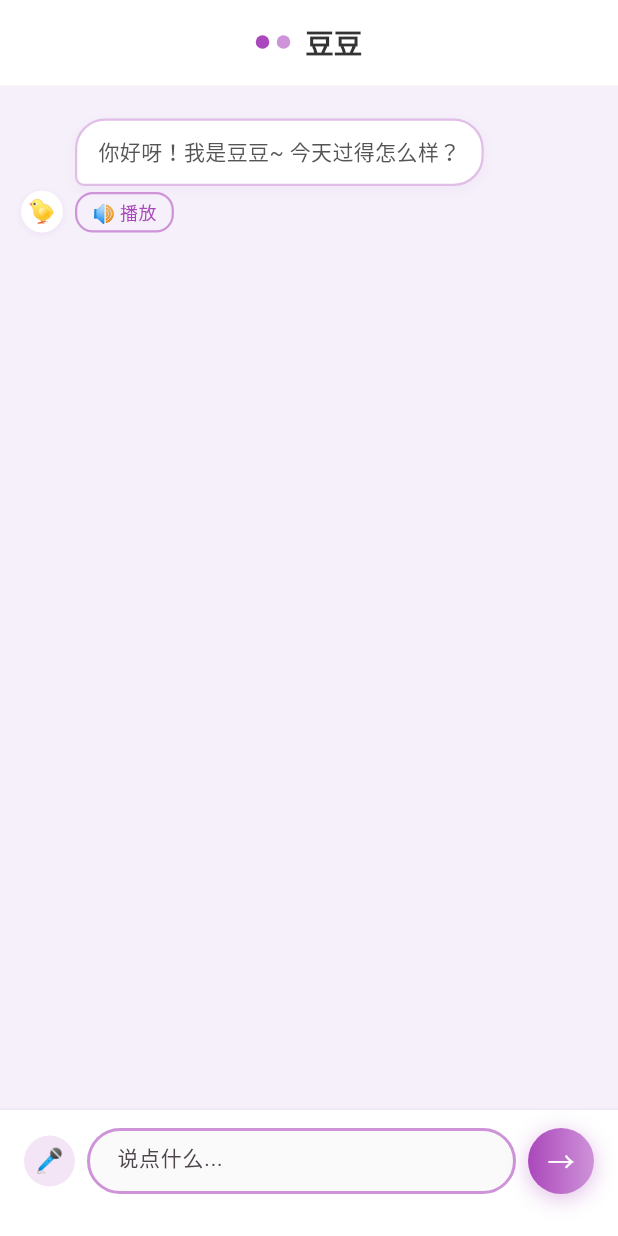
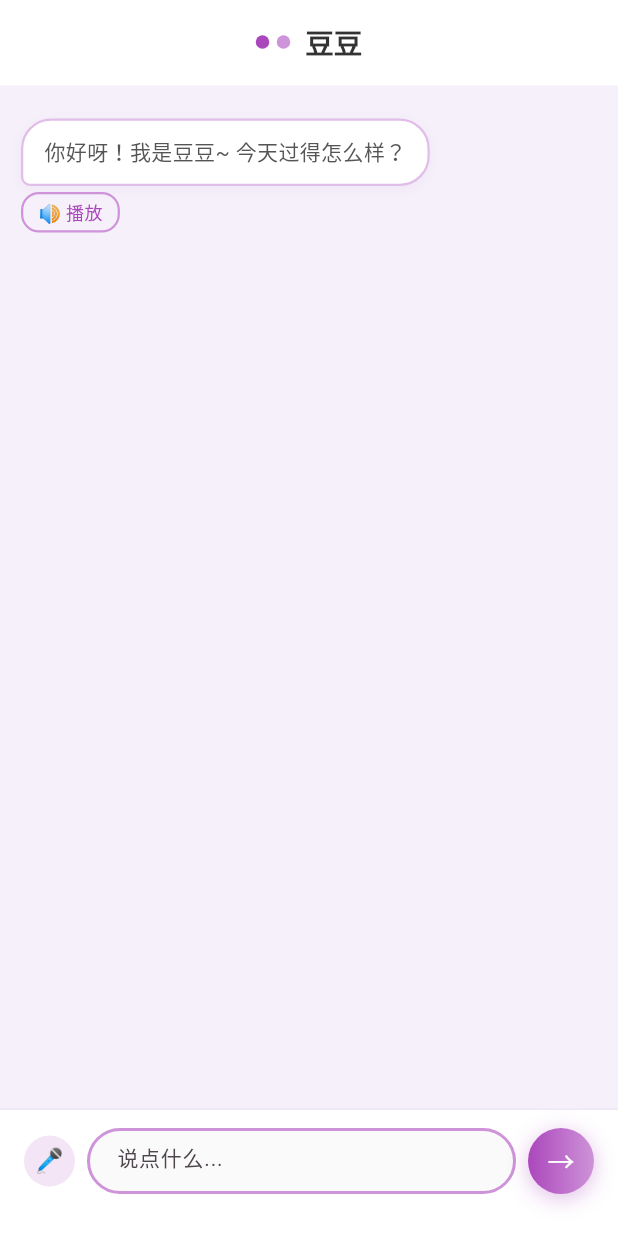
Before and after one commit to HuangJuzi/tangxiaodou, a Flutter app: the screen it shows after launch, after a tap on an icon or button, on a phone screen of 412 x 824 dp. Run offline on Flutter 3.47's test engine with Material 3 defaults, Android fonts, the phone set to English and light mode, and no system bars; our stand-ins replace audioplayers, permission_handler; missing offline and left inert: record.

Commit message:
refactor: remove avatars from chat bubbles and all avatar-related code
Co-Authored-By: Claude Opus 4.7 <noreply@anthropic.com>

```diff
--- a/lib/screens/chat_screen.dart
+++ b/lib/screens/chat_screen.dart
@@ -6,7 +6,6 @@ import 'package:record/record.dart';
 import 'package:permission_handler/permission_handler.dart';
 import 'package:audioplayers/audioplayers.dart';
 import 'package:path_provider/path_provider.dart';
-import 'package:image_picker/image_picker.dart';
 import '../models/message.dart';
 import '../theme.dart';
 import '../services/llm_service.dart';
@@ -37,9 +36,6 @@ class _ChatScreenState extends State<ChatScreen> {
   bool _isProcessingVoice = false;
   String? _playingMessageId;
   bool _isTextMode = false;
-  String? _userAvatarPath;
-  String? _aiAvatarPath;
-  final _imagePicker = ImagePicker();
   final _pendingText = StringBuffer();
   final List<_TtsJob> _ttsQueue = [];
   int _ttsGen = 0;
@@ -62,7 +58,6 @@ class _ChatScreenState extends State<ChatScreen> {
         ));
       }
     });
-    _loadAvatars();
   }
 
   @override
@@ -112,72 +107,7 @@ class _ChatScreenState extends State<ChatScreen> {
     await File(await _messagesPath).writeAsString(json);
   }
 
-  Future<String> get _avatarConfigPath async {
-    final dir = await getApplicationDocumentsDirectory();
-    return '${dir.path}/avatar_config.json';
-  }
 
-  Future<void> _loadAvatars() async {
-    try {
-      final file = File(await _avatarConfigPath);
-      if (!await file.exists()) return;
-      final cfg = jsonDecode(await file.readAsString()) as Map<String, dynamic>;
-      setState(() {
-        _userAvatarPath = cfg['user'] as String?;
-        _aiAvatarPath = cfg['ai'] as String?;
-      });
-    } on FormatException {
-      // ignore
-    }
-  }
-
-  Future<void> _saveAvatarConfig() async {
-    final cfg = {
-      'user': _userAvatarPath,
-      'ai': _aiAvatarPath,
-    };
-    await File(await _avatarConfigPath).writeAsString(jsonEncode(cfg));
-  }
-
-  Future<void> _pickAvatar(bool isUser) async {
-    final source = await showModalBottomSheet<ImageSource>(
-      context: context,
-      builder: (_) => SafeArea(
-        child: Wrap(
-          children: [
-            ListTile(
-              leading: const Icon(Icons.photo_library),
-              title: const Text('从相册选择'),
-              onTap: () => Navigator.pop(context, ImageSource.gallery),
-            ),
-            ListTile(
-              leading: const Icon(Icons.camera_alt),
-              title: const Text('拍照'),
-              onTap: () => Navigator.pop(context, ImageSource.camera),
-            ),
-          ],
-        ),
-      ),
-    );
-    if (source == null) return;
-
-    final picked = await _imagePicker.pickImage(source: source, imageQuality: 80);
-    if (picked == null) return;
-
-    final dir = await getApplicationDocumentsDirectory();
-    final destName = isUser ? 'user.png' : 'ai.png';
-    final destPath = '${dir.path}/$destName';
-    await File(picked.path).copy(destPath);
-
-    setState(() {
-      if (isUser) {
-        _userAvatarPath = destPath;
-      } else {
-        _aiAvatarPath = destPath;
-      }
-    });
-    _saveAvatarConfig();
-  }
 
   Future<void> _sendMessage(String text) async {
     setState(() {
@@ -382,9 +312,6 @@ class _ChatScreenState extends State<ChatScreen> {
                   }
                 },
                 playingMessageId: _playingMessageId,
-                userAvatarPath: _userAvatarPath,
-                aiAvatarPath: _aiAvatarPath,
-                onAvatarLongPress: (isUser) => _pickAvatar(isUser),
               ),
             ),
           ),
--- a/lib/widgets/chat_bubble.dart
+++ b/lib/widgets/chat_bubble.dart
@@ -1,24 +1,17 @@
 import 'package:flutter/material.dart';
 import '../models/message.dart';
 import '../theme.dart';
-import 'avatar_widget.dart';
 import 'typing_dots.dart';
 
 class ChatBubble extends StatelessWidget {
   final Message message;
   final VoidCallback? onTtsTap;
   final String? playingMessageId;
-  final String? userAvatarPath;
-  final String? aiAvatarPath;
-  final void Function(bool isUser)? onAvatarLongPress;
 
   const ChatBubble({
     required this.message,
     this.onTtsTap,
     this.playingMessageId,
-    this.userAvatarPath,
-    this.aiAvatarPath,
-    this.onAvatarLongPress,
     super.key,
   });
 
@@ -33,13 +26,6 @@ class ChatBubble extends StatelessWidget {
         crossAxisAlignment: CrossAxisAlignment.end,
         mainAxisAlignment: isAi ? MainAxisAlignment.start : MainAxisAlignment.end,
         children: [
-          if (isAi) ...[
-            AvatarWidget(
-              imagePath: aiAvatarPath,
-              onLongPress: onAvatarLongPress != null ? () => onAvatarLongPress!(false) : null,
-            ),
-            const SizedBox(width: 8),
-          ],
           Flexible(
             child: Column(
               crossAxisAlignment:
@@ -98,14 +84,6 @@ class ChatBubble extends StatelessWidget {
               ],
             ),
           ),
-          if (!isAi) ...[
-            const SizedBox(width: 8),
-            AvatarWidget(
-              isUser: true,
-              imagePath: userAvatarPath,
-              onLongPress: onAvatarLongPress != null ? () => onAvatarLongPress!(true) : null,
-            ),
-          ],
         ],
       ),
     );
```
